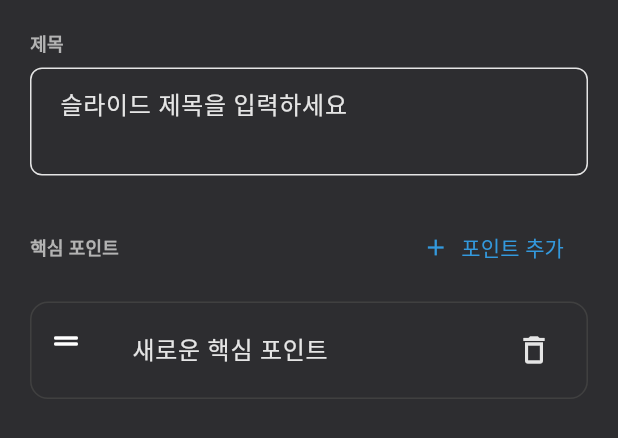
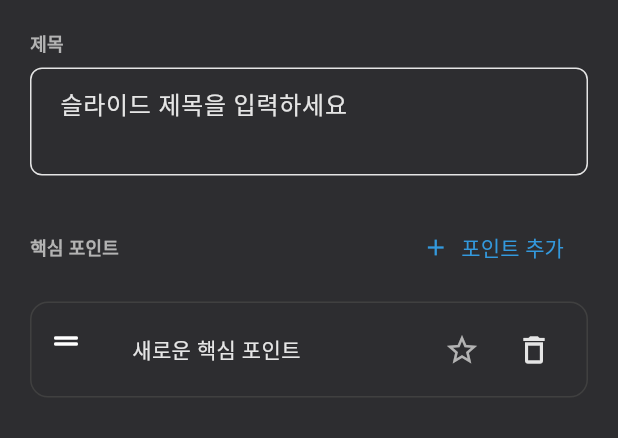
Before and after one commit to hJayLee/project_eidos, a Flutter app: the _ContentPane widget shown alone on an empty page, opened directly with empty values, after a tap on "포인트 추가", on a phone screen of 412 x 824 dp. Shown: the top 438 px of the screen. Run offline on Flutter 3.47's test engine with Material 3 defaults, Android fonts, the phone set to English and light mode, and no system bars; our stand-ins replace cloud_firestore, firebase_auth, firebase_core, flutter_riverpod, riverpod_annotation, shared_preferences; accounts and stored records are empty; generated files the repository leaves out were written again.

```diff
--- a/lib/presentation/pages/editor/widgets/editor_context_panel.dart
+++ b/lib/presentation/pages/editor/widgets/editor_context_panel.dart
@@ -274,6 +274,19 @@ class _ContentPaneState extends State<_ContentPane> {
                     },
                     itemBuilder: (context, index) {
                       final element = currentSlide.elements[index];
+                      final importance =
+                          element.data['importance']?.toString() ?? 'normal';
+                      final textStyle = Theme.of(context)
+                          .textTheme
+                          .bodyMedium
+                          ?.copyWith(
+                            fontWeight: importance == 'highlight'
+                                ? FontWeight.w700
+                                : FontWeight.w500,
+                            color: importance == 'highlight'
+                                ? AppTheme.primaryColor
+                                : AppTheme.textPrimaryColor,
+                          );
 
                       return Card(
                         key: ValueKey(element.id),
@@ -309,6 +322,7 @@ class _ContentPaneState extends State<_ContentPane> {
                                     hintText: '핵심 포인트를 입력하세요',
                                     border: InputBorder.none,
                                   ),
+                                  style: textStyle,
                                   onChanged: (value) {
                                     _updatePoint(
                                       currentSlide,
@@ -320,6 +334,23 @@ class _ContentPaneState extends State<_ContentPane> {
                                       ),
                                     );
                                   },
+                                ),
+                              ),
+                              IconButton(
+                                tooltip: importance == 'highlight'
+                                    ? '강조 해제'
+                                    : '중요 포인트로 강조',
+                                onPressed: () => _togglePointImportance(
+                                  currentSlide,
+                                  element,
+                                ),
+                                icon: Icon(
+                                  importance == 'highlight'
+                                      ? Icons.star
+                                      : Icons.star_border,
+                                  color: importance == 'highlight'
+                                      ? AppTheme.primaryColor
+                                      : AppTheme.textSecondaryColor,
                                 ),
                               ),
                               IconButton(
@@ -346,6 +377,7 @@ class _ContentPaneState extends State<_ContentPane> {
       data: {
         'text': '새로운 핵심 포인트',
         'style': 'bullet',
+        'importance': 'normal',
       },
     );
     final updatedSlide = slide.addElement(newElement);
@@ -361,6 +393,25 @@ class _ContentPaneState extends State<_ContentPane> {
       _draftSlide = updatedSlide;
     });
     widget.onSlideUpdated(updatedSlide);
+  }
+
+  void _togglePointImportance(
+    slide_models.SlideData slide,
+    slide_models.SlideElement element,
+  ) {
+    final currentImportance =
+        element.data['importance']?.toString() ?? 'normal';
+    final nextImportance =
+        currentImportance == 'highlight' ? 'normal' : 'highlight';
+
+    final updatedElement = element.copyWith(
+      data: {
+        ...element.data,
+        'importance': nextImportance,
+      },
+    );
+
+    _updatePoint(slide, updatedElement);
   }
 
   void _updatePoint(
--- a/lib/services/ai/slide_ai_service.dart
+++ b/lib/services/ai/slide_ai_service.dart
@@ -316,6 +316,7 @@ JSON 형식으로만 응답해주세요.''';
             data: {
               'text': point,
               'style': 'bullet',
+                  'importance': 'normal',
             },
           ),
       ];
```
Also changed, not shown: lib/presentation/pages/editor/widgets/slide_preview_panel.dart (+0 -29 lines).
